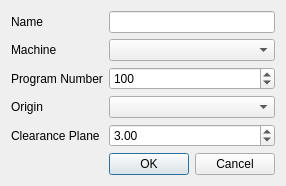
The window that designer/camo_setup_dialog.ui (JonRob812/CAMOnion) describes before a commit, drawn with Qt 5.
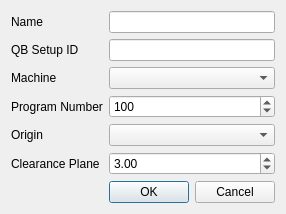
The same window after the commit.

Commit message: setup tools and take picture

Patch:
```diff
--- a/designer/camo_setup_dialog.ui
+++ b/designer/camo_setup_dialog.ui
@@ -6,14 +6,27 @@
    <rect>
     <x>0</x>
     <y>0</y>
-    <width>257</width>
-    <height>151</height>
+    <width>260</width>
+    <height>203</height>
    </rect>
   </property>
   <property name="windowTitle">
    <string>Setup</string>
   </property>
   <layout class="QGridLayout" name="gridLayout">
+   <item row="6" column="2">
+    <widget class="QDialogButtonBox" name="buttonBox">
+     <property name="orientation">
+      <enum>Qt::Horizontal</enum>
+     </property>
+     <property name="standardButtons">
+      <set>QDialogButtonBox::Cancel|QDialogButtonBox::Ok</set>
+     </property>
+    </widget>
+   </item>
+   <item row="0" column="2">
+    <widget class="QLineEdit" name="setup_name_input"/>
+   </item>
    <item row="0" column="0">
     <widget class="QLabel" name="label_3">
      <property name="text">
@@ -21,7 +34,7 @@
      </property>
     </widget>
    </item>
-   <item row="6" column="2">
+   <item row="7" column="2">
     <spacer name="verticalSpacer">
      <property name="orientation">
       <enum>Qt::Vertical</enum>
@@ -34,20 +47,24 @@
      </property>
     </spacer>
    </item>
+   <item row="5" column="0">
+    <widget class="QLabel" name="label_4">
+     <property name="text">
+      <string>Clearance Plane</string>
+     </property>
+    </widget>
+   </item>
+   <item row="2" column="2">
+    <widget class="QComboBox" name="machine_combo"/>
+   </item>
+   <item row="2" column="0">
+    <widget class="QLabel" name="label">
+     <property name="text">
+      <string>Machine</string>
+     </property>
+    </widget>
+   </item>
    <item row="5" column="2">
-    <widget class="QDialogButtonBox" name="buttonBox">
-     <property name="orientation">
-      <enum>Qt::Horizontal</enum>
-     </property>
-     <property name="standardButtons">
-      <set>QDialogButtonBox::Cancel|QDialogButtonBox::Ok</set>
-     </property>
-    </widget>
-   </item>
-   <item row="0" column="2">
-    <widget class="QLineEdit" name="setup_name_input"/>
-   </item>
-   <item row="4" column="2">
     <widget class="QDoubleSpinBox" name="clearance_spinbox">
      <property name="singleStep">
       <double>0.100000000000000</double>
@@ -57,41 +74,24 @@
      </property>
     </widget>
    </item>
+   <item row="4" column="2">
+    <widget class="QComboBox" name="origin_combo"/>
+   </item>
    <item row="4" column="0">
-    <widget class="QLabel" name="label_4">
-     <property name="text">
-      <string>Clearance Plane</string>
-     </property>
-    </widget>
-   </item>
-   <item row="3" column="0">
     <widget class="QLabel" name="label_2">
      <property name="text">
       <string>Origin</string>
      </property>
     </widget>
    </item>
-   <item row="1" column="0">
-    <widget class="QLabel" name="label">
-     <property name="text">
-      <string>Machine</string>
-     </property>
-    </widget>
-   </item>
-   <item row="3" column="2">
-    <widget class="QComboBox" name="origin_combo"/>
-   </item>
-   <item row="1" column="2">
-    <widget class="QComboBox" name="machine_combo"/>
-   </item>
-   <item row="2" column="0">
+   <item row="3" column="0">
     <widget class="QLabel" name="label_5">
      <property name="text">
       <string>Program Number</string>
      </property>
     </widget>
    </item>
-   <item row="2" column="2">
+   <item row="3" column="2">
     <widget class="QSpinBox" name="program_number_spinbox">
      <property name="maximum">
       <number>7000</number>
@@ -104,6 +104,16 @@
      </property>
     </widget>
    </item>
+   <item row="1" column="0">
+    <widget class="QLabel" name="label_6">
+     <property name="text">
+      <string>QB Setup ID</string>
+     </property>
+    </widget>
+   </item>
+   <item row="1" column="2">
+    <widget class="QLineEdit" name="setup_id_edit"/>
+   </item>
   </layout>
  </widget>
  <resources/>
```
The commit also changes 12 other files.
